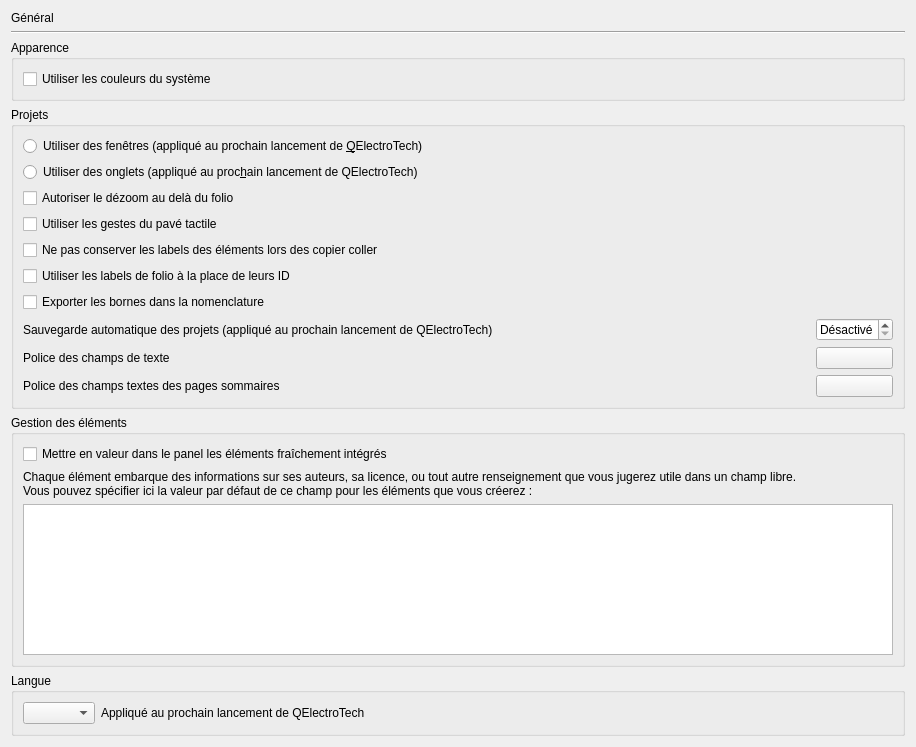
Old version of the form sources/ui/configpage/generalconfigurationpage.ui in the repository qelectrotech/qelectrotech-source-mirror.
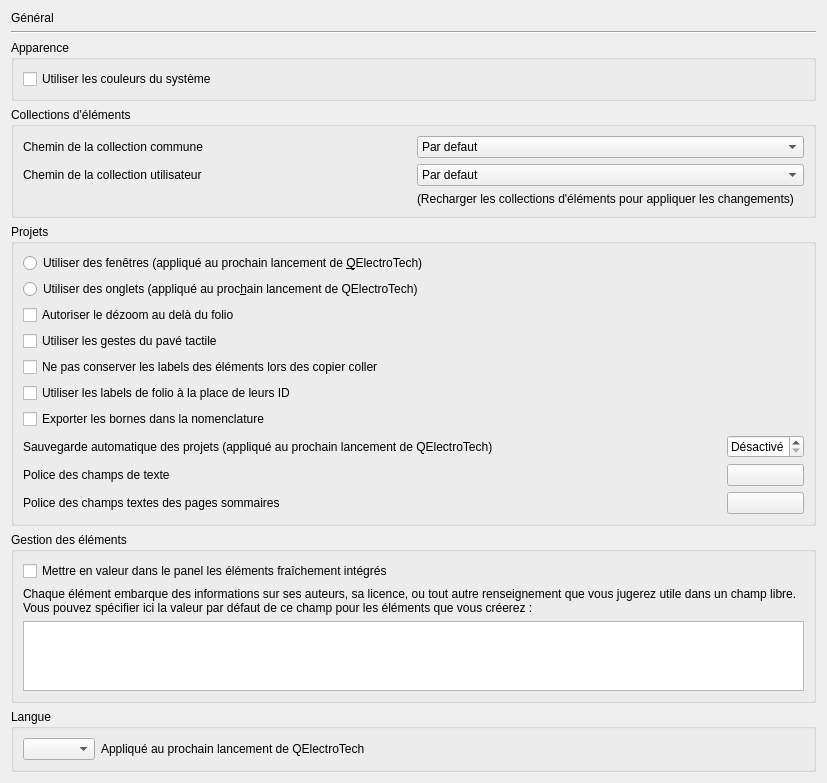
New version of the form.

Commit message: let user define the file system path of the common and custom elements collections

```diff
--- a/sources/ui/configpage/generalconfigurationpage.ui
+++ b/sources/ui/configpage/generalconfigurationpage.ui
@@ -6,8 +6,8 @@
    <rect>
     <x>0</x>
     <y>0</y>
-    <width>916</width>
-    <height>747</height>
+    <width>827</width>
+    <height>779</height>
    </rect>
   </property>
   <property name="windowTitle">
@@ -44,6 +44,64 @@
      </layout>
     </widget>
    </item>
+   <item>
+    <widget class="QGroupBox" name="groupBox_5">
+     <property name="title">
+      <string>Collections d'éléments</string>
+     </property>
+     <layout class="QGridLayout" name="gridLayout_2">
+      <item row="1" column="0">
+       <widget class="QLabel" name="label_8">
+        <property name="text">
+         <string>Chemin de la collection utilisateur</string>
+        </property>
+       </widget>
+      </item>
+      <item row="0" column="0">
+       <widget class="QLabel" name="label_7">
+        <property name="text">
+         <string>Chemin de la collection commune</string>
+        </property>
+       </widget>
+      </item>
+      <item row="0" column="1">
+       <widget class="QComboBox" name="m_common_elmt_path_cb">
+        <item>
+         <property name="text">
+          <string>Par defaut</string>
+         </property>
+        </item>
+        <item>
+         <property name="text">
+          <string>Parcourir...</string>
+         </property>
+        </item>
+       </widget>
+      </item>
+      <item row="1" column="1">
+       <widget class="QComboBox" name="m_custom_elmt_path_cb">
+        <item>
+         <property name="text">
+          <string>Par defaut</string>
+         </property>
+        </item>
+        <item>
+         <property name="text">
+          <string>Parcourir...</string>
+         </property>
+        </item>
+       </widget>
+      </item>
+      <item row="2" column="1">
+       <widget class="QLabel" name="label_9">
+        <property name="text">
+         <string>(Recharger les collections d'éléments pour appliquer les changements)</string>
+        </property>
+       </widget>
+      </item>
+     </layout>
+    </widget>
+   </item>
    <item>
     <widget class="QGroupBox" name="groupBox_2">
      <property name="title">
```
The commit also changes 3 other files.
